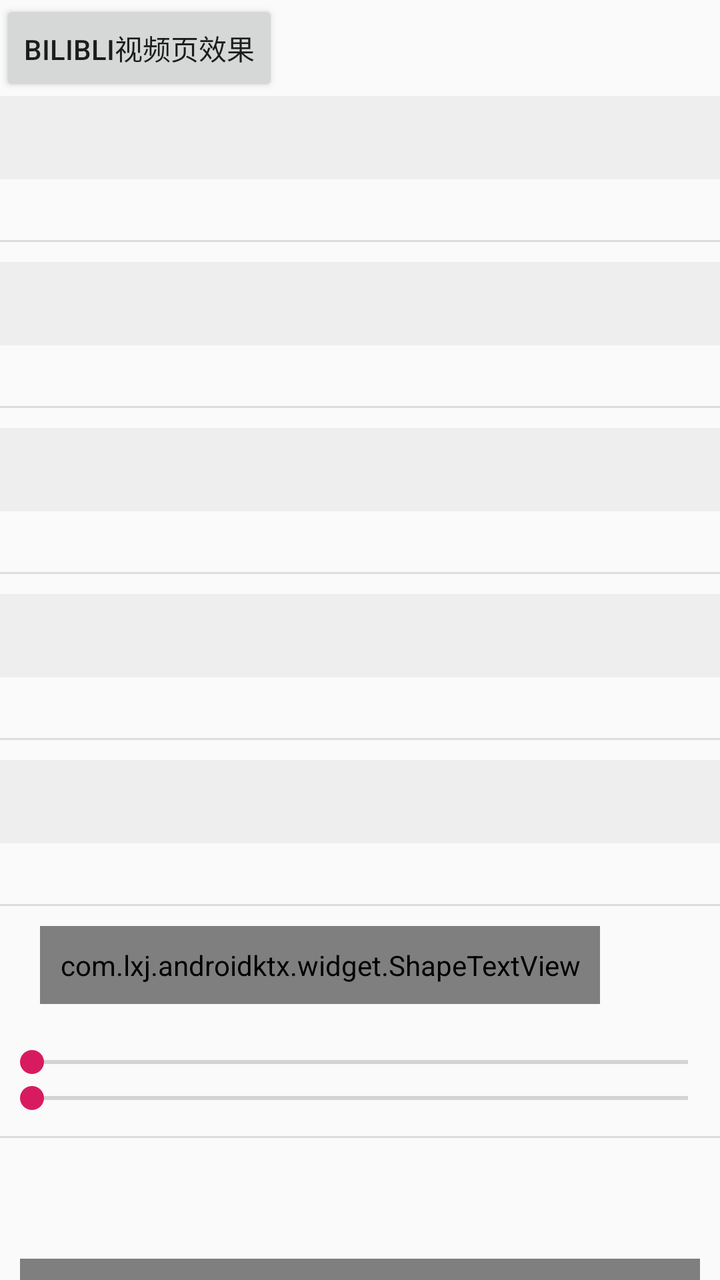
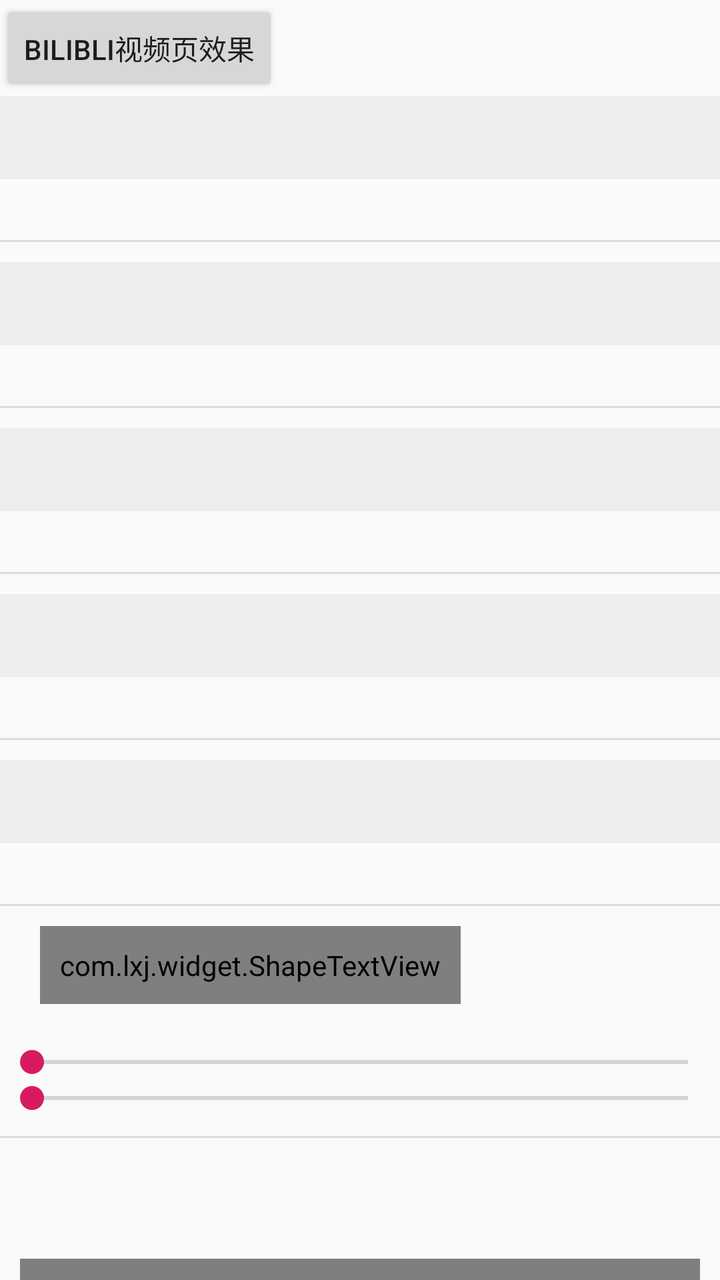

Two renders of the same Android screen: before a commit and after it. Below are the layout's source before the change and the commit's diff.
<!-- AndroidManifest.xml: application theme AppTheme -->
<!-- res/layout/fragment_span_ext.xml -->
<?xml version="1.0" encoding="utf-8"?>
<androidx.core.widget.NestedScrollView xmlns:android="http://schemas.android.com/apk/res/android"
    android:layout_width="match_parent"
    xmlns:app="http://schemas.android.com/apk/res-auto"
    xmlns:tools="http://schemas.android.com/tools"
    android:layout_height="match_parent">

    <LinearLayout
        android:layout_width="match_parent"
        android:layout_height="wrap_content"
        android:orientation="vertical">

        <Button
            android:id="@+id/tvBli"
            android:text="BiliBli视频页效果"
            android:layout_width="wrap_content"
            android:layout_height="wrap_content"/>

        <TextView
            style="@style/TitleStyle"
            android:id="@+id/tvSizeSpan" />

        <TextView
            style="@style/ResultStyle"
            android:id="@+id/tvSizeResult" />

        <include layout="@layout/divider"/>

        <TextView
            style="@style/TitleStyle"
            android:id="@+id/tvColorSpan" />

        <TextView
            style="@style/ResultStyle"
            android:id="@+id/tvColorResult" />

        <include layout="@layout/divider"/>
        <TextView
            style="@style/TitleStyle"
            android:id="@+id/tvBgColorSpan" />

        <TextView
            style="@style/ResultStyle"
            android:id="@+id/tvBgColorResult" />

        <include layout="@layout/divider"/>

        <TextView
            style="@style/TitleStyle"
            android:id="@+id/tvStrikethrougthSpan" />

        <TextView
            style="@style/ResultStyle"
            android:id="@+id/tvStrikethrougthResult" />

        <include layout="@layout/divider"/>

        <TextView
            style="@style/TitleStyle"
            android:id="@+id/tvClickSpan" />

        <TextView
            style="@style/ResultStyle"
            android:id="@+id/tvClickResult" />

        <include layout="@layout/divider"/>


        <com.lxj.androidktx.widget.ShapeTextView
            android:id="@+id/tt"
            android:layout_marginLeft="20dp"
            android:text="试试"
            android:padding="10dp"
            android:textColor="#000"
            android:textSize="20sp"
            android:gravity="center"
            android:layout_marginBottom="20dp"
            android:drawableTop="@mipmap/ic_launcher"
            android:layout_width="wrap_content"
            android:layout_height="wrap_content" />

        <androidx.appcompat.widget.AppCompatSeekBar
            android:id="@+id/seekBar1"
            android:max="500"
            android:layout_width="match_parent"
            android:layout_height="wrap_content"/>
        <androidx.appcompat.widget.AppCompatSeekBar
            android:id="@+id/seekBar2"
            android:max="500"
            android:layout_width="match_parent"
            android:layout_height="wrap_content"/>

        <include layout="@layout/divider"/>
        <TextView
            style="@style/ResultStyle"
            android:layout_marginBottom="20dp"
            android:id="@+id/tvAppendResult" />

        <com.lxj.androidktx.widget.ShapeEditText
            android:id="@+id/et"
            android:layout_margin="10dp"
            android:padding="10dp"
            app:set_corner="5dp"
            xmlns:app="http://schemas.android.com/apk/res-auto"
            app:set_stroke="#f00"
            app:set_strokeWidth="1dp"
            android:hint="请输入名字，我自带border"
            android:layout_width="match_parent"
            android:layout_height="wrap_content"/>


        <com.lxj.androidktx.widget.ShapeTextView
            app:stv_corner="20dp"
            app:stv_solid="#8000"
            android:textSize="14dp"
            android:id="@+id/tvDemo"
            android:textColor="#fff"
            android:padding="20dp"
            android:layout_width="match_parent"
            android:layout_height="wrap_content"/>

        <Space
            android:layout_marginBottom="80dp"
            android:layout_width="match_parent"
            android:layout_height="wrap_content"/>
    </LinearLayout>


</androidx.core.widget.NestedScrollView>
<!-- res/layout/divider.xml (included above) -->
<?xml version="1.0" encoding="utf-8"?>
<View xmlns:android="http://schemas.android.com/apk/res/android"
    android:layout_width="match_parent"
    android:layout_height="1dp"
    android:layout_marginTop="10dp"
    android:layout_marginBottom="10dp"
    android:background="#dddddd" />
<!-- resources referenced by this layout -->
<resources>
  <!-- mipmap ic_launcher: png bitmap (mipmap-hdpi, 2963 bytes) -->
  <style name="ResultStyle">
          <item name="android:layout_width">match_parent</item>
          <item name="android:layout_height">wrap_content</item>
          <item name="android:paddingLeft">10dp</item>
          <item name="android:paddingRight">10dp</item>
          <item name="android:textColor">@android:color/black</item>
          <item name="android:textSize">15sp</item>
      </style>
  <style name="TitleStyle">
          <item name="android:layout_width">match_parent</item>
          <item name="android:layout_height">wrap_content</item>
          <item name="android:padding">10dp</item>
          <item name="android:background">#eeeeee</item>
          <item name="android:textColor">@android:color/black</item>
          <item name="android:textSize">16sp</item>
      </style>
  <style name="AppTheme" parent="Theme.AppCompat.Light.NoActionBar">
          
          <item name="colorPrimary">@color/colorPrimary</item>
          <item name="colorPrimaryDark">@color/colorPrimaryDark</item>
          <item name="colorAccent">@color/colorAccent</item>
      </style>
  <color name="colorPrimary">#008577</color>
  <color name="colorPrimaryDark">#00574B</color>
  <color name="colorAccent">#D81B60</color>
</resources>

<!-- the commit's change to res/layout/fragment_span_ext.xml (unified diff, before → after) -->
@@ -66,7 +66,7 @@
         <include layout="@layout/divider"/>
 
 
-        <com.lxj.androidktx.widget.ShapeTextView
+        <com.lxj.widget.ShapeTextView
             android:id="@+id/tt"
             android:layout_marginLeft="20dp"
             android:text="试试"
@@ -96,7 +96,7 @@
             android:layout_marginBottom="20dp"
             android:id="@+id/tvAppendResult" />
 
-        <com.lxj.androidktx.widget.ShapeEditText
+        <com.lxj.widget.ShapeEditText
             android:id="@+id/et"
             android:layout_margin="10dp"
             android:padding="10dp"
@@ -109,7 +109,7 @@
             android:layout_height="wrap_content"/>
 
 
-        <com.lxj.androidktx.widget.ShapeTextView
+        <com.lxj.widget.ShapeTextView
             app:stv_corner="20dp"
             app:stv_solid="#8000"
             android:textSize="14dp"
